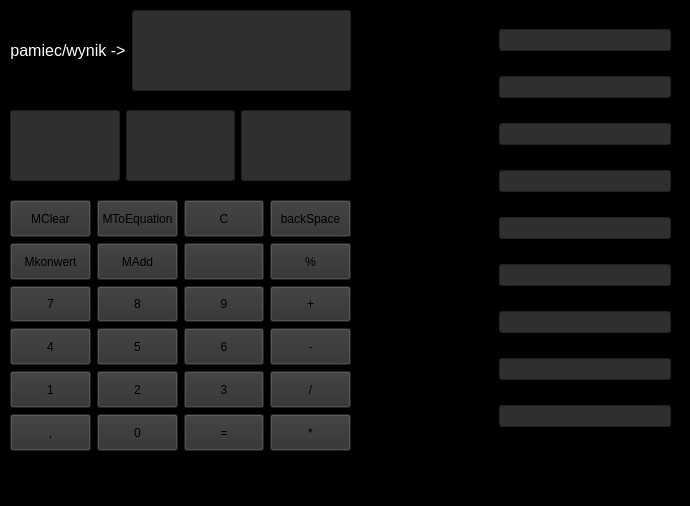
Qt form kalkulator/mainwindow.ui (leonpawlowski/ProgramowanieObiektoweProjekt) before a commit.
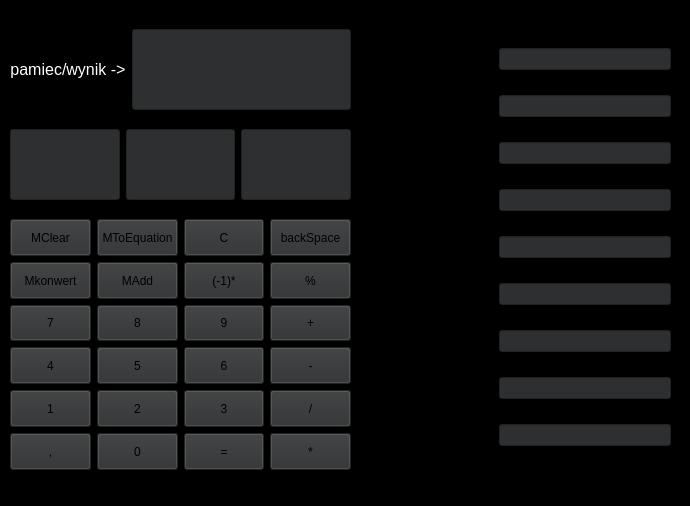
The same form after that commit.

```diff
--- a/kalkulator/mainwindow.ui
+++ b/kalkulator/mainwindow.ui
@@ -334,34 +334,6 @@
        </property>
       </widget>
      </item>
-     <item row="3" column="5">
-      <widget class="QPushButton" name="pushButton_4">
-       <property name="sizePolicy">
-        <sizepolicy hsizetype="Expanding" vsizetype="Expanding">
-         <horstretch>0</horstretch>
-         <verstretch>0</verstretch>
-        </sizepolicy>
-       </property>
-       <property name="maximumSize">
-        <size>
-         <width>100</width>
-         <height>100</height>
-        </size>
-       </property>
-       <property name="autoFillBackground">
-        <bool>false</bool>
-       </property>
-       <property name="styleSheet">
-        <string notr="true">background-color: rgb(46, 47, 48);</string>
-       </property>
-       <property name="text">
-        <string/>
-       </property>
-       <property name="default">
-        <bool>false</bool>
-       </property>
-      </widget>
-     </item>
      <item row="7" column="1">
       <widget class="QPushButton" name="cyfr_4">
        <property name="sizePolicy">
@@ -726,6 +698,34 @@
        </property>
       </widget>
      </item>
+     <item row="3" column="5">
+      <widget class="QPushButton" name="ujemnaLiczba">
+       <property name="sizePolicy">
+        <sizepolicy hsizetype="Expanding" vsizetype="Expanding">
+         <horstretch>0</horstretch>
+         <verstretch>0</verstretch>
+        </sizepolicy>
+       </property>
+       <property name="maximumSize">
+        <size>
+         <width>100</width>
+         <height>100</height>
+        </size>
+       </property>
+       <property name="autoFillBackground">
+        <bool>false</bool>
+       </property>
+       <property name="styleSheet">
+        <string notr="true">background-color: rgb(46, 47, 48);</string>
+       </property>
+       <property name="text">
+        <string>(-1)*</string>
+       </property>
+       <property name="default">
+        <bool>false</bool>
+       </property>
+      </widget>
+     </item>
     </layout>
    </widget>
    <widget class="QWidget" name="gridLayoutWidget_2">
@@ -1022,6 +1022,13 @@
      <height>21</height>
     </rect>
    </property>
+   <widget class="QMenu" name="menuMenu">
+    <property name="title">
+     <string>Menu</string>
+    </property>
+    <addaction name="actionO_autorze"/>
+   </widget>
+   <addaction name="menuMenu"/>
   </widget>
   <widget class="QStatusBar" name="statusbar"/>
  </widget>
```
Left out of the diff: 7 changed lines with no effect on the pictures.
